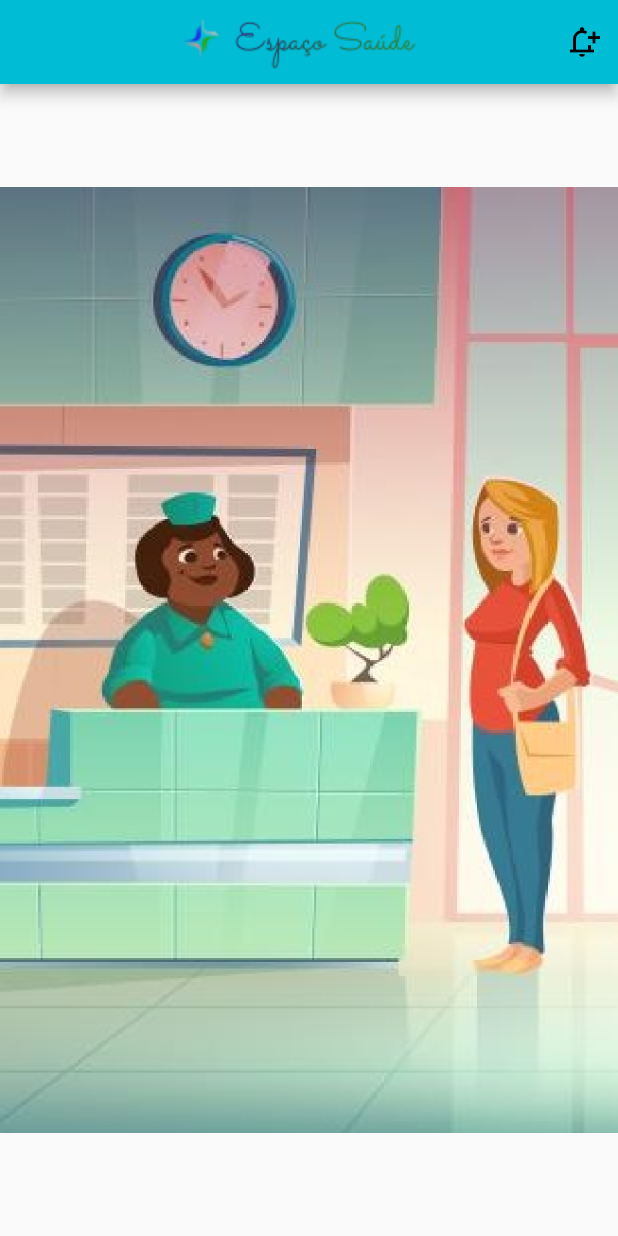
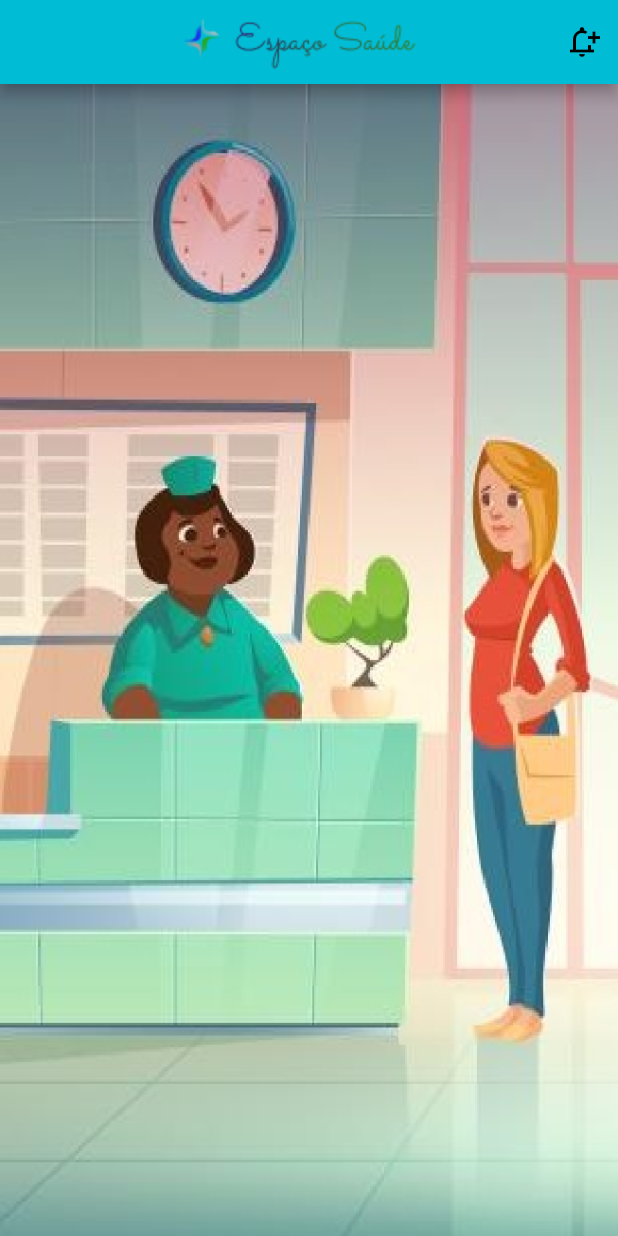
Before and after one commit to felipexavier9/espaco-saude-mobile, a Flutter app: the screen it shows after launch, on a phone screen of 412 x 824 dp. Run offline on Flutter 3.47's test engine with Material 2 defaults, Android fonts, the phone set to English and light mode, and no system bars; our stand-ins replace animated_splash_screen, flutter_html, flutter_svg, lottie, page_transition; network calls fail.

Commit message:
feat: pagina inicial

```diff
--- a/lib/dicas/ui/empty.dart
+++ b/lib/dicas/ui/empty.dart
@@ -1,9 +1,6 @@
-import 'dart:async';
-
 import 'package:espaco_saude/dicas/service.dart';
 import 'package:espaco_saude/dicas/ui/dicasview.dart';
 import 'package:espaco_saude/dicas/ui/home.dart';
-import 'package:espaco_saude/dicas/ui/toolbar.dart';
 import 'package:flutter/material.dart';
 import 'package:lottie/lottie.dart';
 
--- a/lib/dicas/ui/home.dart
+++ b/lib/dicas/ui/home.dart
@@ -14,7 +14,7 @@ class HomePage extends StatefulWidget {
   List<Dica> dicas;
   DicaService dicaService;
 
-  HomePage(this.dicaService, this.dicas, {Key key}) : super(key: key);
+  HomePage(this.dicaService, {Key key}) : super(key: key);
 
   @override
   State<StatefulWidget> createState() => _HomePageState();
@@ -45,7 +45,7 @@ class _HomePageState extends State<HomePage> {
               // ignore: void_checks
               onPressed: () {
                 {
-                  if (dicas != null) {
+                  if (dicas.isNotEmpty) {
                     Navigator.push(
                         context,
                         MaterialPageRoute(
@@ -67,7 +67,7 @@ class _HomePageState extends State<HomePage> {
           children: [
             Expanded(
               // your image goes here which will take as much height as possible.
-              child: Image.asset('assets/img-01.png', fit: BoxFit.contain),
+              child: Image.asset('assets/img-01.png', fit: BoxFit.fill),
             ),
           ],
         ),
--- a/lib/main.dart
+++ b/lib/main.dart
@@ -18,7 +18,6 @@ class MyApp extends StatelessWidget {
   @override
   Widget build(BuildContext context) {
     return MaterialApp(
-      initialRoute: '/',
       title: 'Espaço Saúde',
       theme: ThemeData(primarySwatch: Colors.cyan),
       debugShowCheckedModeBanner: false,
@@ -31,8 +30,7 @@ class MyApp extends StatelessWidget {
         backgroundColor: Colors.white,
         screenFunction: () async {
           const service = DicaService();
-          final dicas = await service.getDicas();
-          return HomePage(service, dicas);
+          return HomePage(service);
         },
       ),
     );
```
